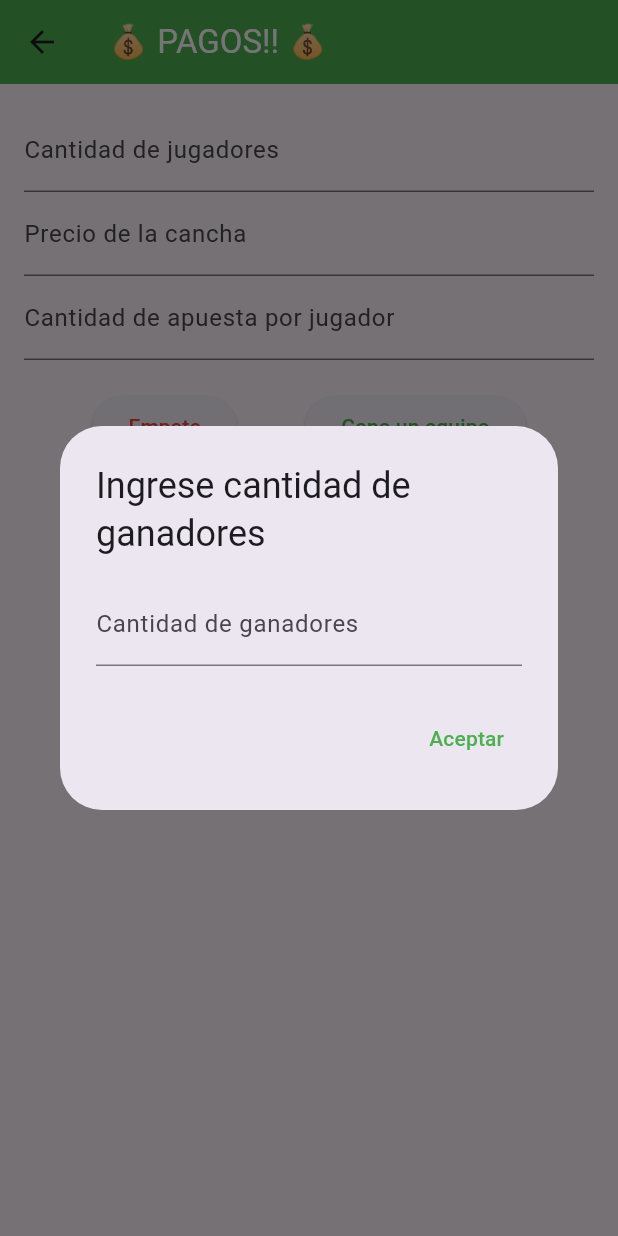
After one commit to LPhant10/Futbol-by-LP, a Flutter app: the PaymentCalculatorScreen screen opened directly, after a tap on "Empate", after a tap on "Gana un equipo", on a phone screen of 412 x 824 dp. The commit adds this screen. Run offline on Flutter 3.47's test engine with Material 3 defaults, Android fonts, the phone set to English and light mode, and no system bars; our stand-ins replace audioplayers, shared_preferences; accounts and stored records are empty.

Commit message:
Modificacoines pequeñas

```diff
--- a/lib/screens/generated_teams_screen.dart
+++ b/lib/screens/generated_teams_screen.dart
@@ -91,7 +91,8 @@ class _GeneratedTeamsScreenState extends State<GeneratedTeamsScreen> {
 
     return Scaffold(
       appBar: AppBar(
-        title: Text("⚽ Equipos Generados ⚽ "),
+        title: Text("⚽ Equipos Generados ⚽ ", style: TextStyle(color: Colors.white)),
+        backgroundColor: Colors.orange,
       ),
       body: SingleChildScrollView(
         padding: EdgeInsets.all(12),
--- a/lib/screens/match_screen.dart
+++ b/lib/screens/match_screen.dart
@@ -118,7 +118,7 @@ class _MatchScreenState extends State<MatchScreen> {
     String seconds = (timeLeft % 60).toString().padLeft(2, '0');
     return Scaffold(
       appBar: AppBar(
-        title: Text("Partido"),
+        title: Text("⚽ JUGANDO ⚽" ,style: TextStyle(color: Colors.white),),
         backgroundColor: Colors.red,
       ),
       body: Padding(
--- /dev/null
+++ b/lib/screens/payment_calculator_screen.dart.dart
@@ -0,0 +1,140 @@
+// lib/screens/payment_calculator_screen.dart
+import 'package:flutter/material.dart';
+
+class PaymentCalculatorScreen extends StatefulWidget {
+  @override
+  _PaymentCalculatorScreenState createState() => _PaymentCalculatorScreenState();
+}
+
+class _PaymentCalculatorScreenState extends State<PaymentCalculatorScreen> {
+  final TextEditingController jugadoresController = TextEditingController();
+  final TextEditingController canchaController = TextEditingController();
+  final TextEditingController apuestaController = TextEditingController();
+
+  String resultado = "";
+
+  void calcularPago({bool empate = true, int ganadores = 0}) {
+    int totalJugadores = int.tryParse(jugadoresController.text) ?? 0;
+    double precioCancha = double.tryParse(canchaController.text) ?? 0.0;
+    double apuesta = double.tryParse(apuestaController.text) ?? 0.0;
+
+    if (totalJugadores > 0) {
+      double costoPorJugador = precioCancha / totalJugadores;
+
+      if (empate) {
+        setState(() {
+          resultado = "Cada jugador paga (cancha): S/ ${costoPorJugador.toStringAsFixed(2)}";
+        });
+      } else {
+        int perdedores = totalJugadores - ganadores;
+        double pagoPerdedores = costoPorJugador + apuesta;
+        double pagoGanadores = costoPorJugador;
+        double gananciaGanadores = (apuesta * perdedores / ganadores) - costoPorJugador;
+        if (gananciaGanadores < 0) {
+          pagoGanadores = gananciaGanadores.abs();
+          gananciaGanadores = 0;
+        }
+
+        setState(() {
+          resultado = "Total jugadores: $totalJugadores\n"
+                      "Cada jugador paga (cancha): S/ ${costoPorJugador.toStringAsFixed(2)}\n"
+                      "Jugadores perdedores pagan: S/ ${pagoPerdedores.toStringAsFixed(2)}\n"
+                      "Jugadores ganadores pagan: S/ ${pagoGanadores.toStringAsFixed(2)}\n"
+                      "Jugadores ganadores ganan: S/ ${gananciaGanadores.toStringAsFixed(2)}";
+        });
+      }
+    } else {
+      setState(() {
+        resultado = "Por favor, ingrese valores válidos";
+      });
+    }
+  }
+
+  @override
+  void dispose() {
+    jugadoresController.dispose();
+    canchaController.dispose();
+    apuestaController.dispose();
+    super.dispose();
+  }
+
+  @override
+  Widget build(BuildContext context) {
+    return Scaffold(
+      appBar: AppBar(
+        title:  Text('💰 PAGOS!! 💰 ', style: TextStyle(color: Colors.white)),
+        backgroundColor: Colors.green,
+      ),
+      body: Padding(
+        padding: EdgeInsets.all(16.0),
+        child: Column(
+          children: [
+            TextField(
+              controller: jugadoresController,
+              keyboardType: TextInputType.number,
+              decoration: InputDecoration(labelText: 'Cantidad de jugadores'),
+            ),
+            TextField(
+              controller: canchaController,
+              keyboardType: TextInputType.number,
+              decoration: InputDecoration(labelText: 'Precio de la cancha'),
+            ),
+            TextField(
+              controller: apuestaController,
+              keyboardType: TextInputType.number,
+              decoration: InputDecoration(labelText: 'Cantidad de apuesta por jugador'),
+            ),
+            SizedBox(height: 20),
+            Row(
+              mainAxisAlignment: MainAxisAlignment.spaceEvenly,
+              children: [
+                ElevatedButton(
+                  onPressed: () => calcularPago(empate: true),
+                  child: Text('Empate', style: TextStyle(color: Colors.red)),
+                ),
+                ElevatedButton(
+                  onPressed: () {
+                    showDialog(
+                      context: context,
+                      builder: (context) {
+                        TextEditingController ganadoresController = TextEditingController();
+                        return AlertDialog(
+                          title: Text("Ingrese cantidad de ganadores"),
+                          content: TextField(
+                            controller: ganadoresController,
+                            keyboardType: TextInputType.number,
+                            decoration: InputDecoration(labelText: "Cantidad de ganadores"),
+                          ),
+                          actions: [
+                            TextButton(
+                              onPressed: () {
+                                int ganadores = int.tryParse(ganadoresController.text) ?? 0;
+                                int totalJugadores = int.tryParse(jugadoresController.text) ?? 0;
+                                if (ganadores > 0 && ganadores < totalJugadores) {
+                                  calcularPago(empate: false, ganadores: ganadores);
+                                  Navigator.pop(context);
+                                }
+                              },
+                              child: Text("Aceptar", style: TextStyle(color: Colors.green)),
+                            )
+                          ],
+                        );
+                      },
+                    );
+                  },
+                  child: Text('Gana un equipo', style: TextStyle(color: Colors.green)),
+                ),
+              ],
+            ),
+            SizedBox(height: 20),
+            Text(
+              resultado,
+              textAlign: TextAlign.center,
+              style: TextStyle(fontSize: 18, fontWeight: FontWeight.bold),
+            ),
+          ],
+        ),
+      ),
+    );
+  }
+}
--- a/lib/screens/team_generator_page.dart
+++ b/lib/screens/team_generator_page.dart
@@ -8,9 +8,8 @@ import '../services/team_service.dart';
 import '../services/team_storage_service.dart';
 import 'match_screen.dart';
 import 'generated_teams_screen.dart';
+import 'payment_calculator_screen.dart.dart';
 import '../models/team.dart'; // Ajusta la ruta según tu estructura de carpetas
-
-
 
 class TeamGeneratorPage extends StatefulWidget {
   @override
@@ -29,7 +28,8 @@ class _TeamGeneratorPageState extends State<TeamGeneratorPage> {
   int numberOfTeams = 2;
   int maxDifference = 5; // Diferencia máxima deseada
 
-  bool showPlayers = true; // Controla si se muestra u oculta la lista de jugadores
+  bool showPlayers =
+      true; // Controla si se muestra u oculta la lista de jugadores
 
   @override
   void initState() {
@@ -79,7 +79,8 @@ class _TeamGeneratorPageState extends State<TeamGeneratorPage> {
     _ratingController.text = player.rating.toString();
     showDialog(
       context: context,
-      builder: (_) => AlertDialog(
+      builder:
+          (_) => AlertDialog(
             title: Text("Editar jugador"),
             content: Column(
               mainAxisSize: MainAxisSize.min,
@@ -126,7 +127,8 @@ class _TeamGeneratorPageState extends State<TeamGeneratorPage> {
   void deletePlayer(Player player) {
     showDialog(
       context: context,
-      builder: (_) => AlertDialog(
+      builder:
+          (_) => AlertDialog(
             title: Text("Eliminar jugador"),
             content: Text("¿Estás seguro de eliminar a ${player.name}?"),
             actions: [
@@ -168,14 +170,18 @@ class _TeamGeneratorPageState extends State<TeamGeneratorPage> {
     List<Player> selected =
         players.where((p) => selectedPlayers[p.id] == true).toList();
     if (selected.isEmpty) {
-      ScaffoldMessenger.of(context)
-          .showSnackBar(SnackBar(content: Text("No hay jugadores seleccionados.")));
+      ScaffoldMessenger.of(context).showSnackBar(
+        SnackBar(content: Text("No hay jugadores seleccionados.")),
+      );
       return;
     }
     try {
       final result = generateCompleteTeams(
-          selected, playersPerTeam, numberOfTeams,
-          maxDifference: maxDifference);
+        selected,
+        playersPerTeam,
+        numberOfTeams,
+        maxDifference: maxDifference,
+      );
       final List<Team> teams = result["teams"];
       final List<Player> leftovers = result["leftovers"];
 
@@ -184,7 +190,8 @@ class _TeamGeneratorPageState extends State<TeamGeneratorPage> {
 
       showDialog(
         context: context,
-        builder: (_) => AlertDialog(
+        builder:
+            (_) => AlertDialog(
               title: Text("Equipos Generados"),
               content: SingleChildScrollView(
                 child: Column(
@@ -198,24 +205,32 @@ class _TeamGeneratorPageState extends State<TeamGeneratorPage> {
                         child: Column(
                           crossAxisAlignment: CrossAxisAlignment.start,
                           children: [
-                        Text("Equipo ${index + 1}",
-                            style: TextStyle(fontWeight: FontWeight.bold)),
+                            Text(
+                              "Equipo ${index + 1}",
+                              style: TextStyle(fontWeight: FontWeight.bold),
+                            ),
                             Text("Total de jugadores: ${team.players.length}"),
-                        Text("Arquero: ${team.goalkeeper?.name ?? 'Ninguno'}"),
+                            Text(
+                              "Arquero: ${team.goalkeeper?.name ?? 'Ninguno'}",
+                            ),
                             Text("Puntuación Total: ${team.totalScore}"),
                             SizedBox(height: 4),
                             Text("Jugadores:"),
                             ...team.players.asMap().entries.map((e) {
                               int i = e.key;
                               var p = e.value;
-                          return Text("  ${i + 1}. ${p.name} - ${p.rating}");
+                              return Text(
+                                "  ${i + 1}. ${p.name} - ${p.rating}",
+                              );
                             }).toList(),
                           ],
                         ),
                       );
                     }).toList(),
-                Text("Jugadores Sobrantes:",
-                    style: TextStyle(fontWeight: FontWeight.bold)),
+                    Text(
+                      "Jugadores Sobrantes:",
+                      style: TextStyle(fontWeight: FontWeight.bold),
+                    ),
                     if (leftovers.isEmpty)
                       Text("  Ninguno")
                     else
@@ -230,13 +245,15 @@ class _TeamGeneratorPageState extends State<TeamGeneratorPage> {
               actions: [
                 TextButton(
                   onPressed: () => Navigator.pop(context),
-                child: Text("Cerrar")),
+                  child: Text("Cerrar"),
+                ),
               ],
             ),
       );
     } catch (e) {
-      ScaffoldMessenger.of(context)
-          .showSnackBar(SnackBar(content: Text(e.toString())));
+      ScaffoldMessenger.of(
+        context,
+      ).showSnackBar(SnackBar(content: Text(e.toString())));
     }
   }
 
@@ -253,8 +270,10 @@ class _TeamGeneratorPageState extends State<TeamGeneratorPage> {
           padding: EdgeInsets.all(12),
           children: [
             // Sección para agregar jugador
-            Text("Agregar Jugador",
-                style: TextStyle(fontSize: 18, fontWeight: FontWeight.bold)),
+            Text(
+              "Agregar Jugador",
+              style: TextStyle(fontSize: 18, fontWeight: FontWeight.bold),
+            ),
             SizedBox(height: 8),
             Row(
               children: [
@@ -262,7 +281,9 @@ class _TeamGeneratorPageState extends State<TeamGeneratorPage> {
                   child: TextField(
                     controller: _nameController,
                     decoration: InputDecoration(
-                        labelText: "Nombre", border: OutlineInputBorder()),
+                      labelText: "Nombre",
+                      border: OutlineInputBorder(),
+                    ),
                   ),
                 ),
                 SizedBox(width: 8),
@@ -270,28 +291,36 @@ class _TeamGeneratorPageState extends State<TeamGeneratorPage> {
                   child: TextField(
                     controller: _ratingController,
                     decoration: InputDecoration(
-                        labelText: "Rating", border: OutlineInputBorder()),
+                      labelText: "Rating",
+                      border: OutlineInputBorder(),
+                    ),
                     keyboardType: TextInputType.number,
                   ),
                 ),
                 SizedBox(width: 8),
-                ElevatedButton(
-                    onPressed: addPlayer, child: Text("Agregar")),
+                ElevatedButton(onPressed: addPlayer, child: Text("Agregar")),
               ],
             ),
             SizedBox(height: 16),
             // Opciones de generación al comienzo
-            Text("Opciones de generación",
-                style: TextStyle(fontSize: 18, fontWeight: FontWeight.bold)),
+            Text(
+              "Opciones de generación",
+              style: TextStyle(fontSize: 18, fontWeight: FontWeight.bold),
+            ),
             SizedBox(height: 8),
             Row(
               children: [
                 Text("Jugadores por equipo: "),
                 DropdownButton<int>(
                   value: playersPerTeam,
-                  items: [5, 6, 7]
-                      .map((e) => DropdownMenuItem<int>(
-                          value: e, child: Text("$e")))
+                  items:
+                      [5, 6, 7]
+                          .map(
+                            (e) => DropdownMenuItem<int>(
+                              value: e,
+                              child: Text("$e"),
+                            ),
+                          )
                           .toList(),
                   onChanged: (value) {
                     setState(() {
@@ -303,9 +332,14 @@ class _TeamGeneratorPageState extends State<TeamGeneratorPage> {
                 Text("Número de equipos: "),
                 DropdownButton<int>(
                   value: numberOfTeams,
-                  items: [2, 3, 4]
-                      .map((e) => DropdownMenuItem<int>(
-                          value: e, child: Text("$e")))
+                  items:
+                      [2, 3, 4]
+                          .map(
+                            (e) => DropdownMenuItem<int>(
+                              value: e,
+                              child: Text("$e"),
+                            ),
+                          )
                           .toList(),
                   onChanged: (value) {
                     setState(() {
@@ -316,14 +350,19 @@ class _TeamGeneratorPageState extends State<TeamGeneratorPage> {
               ],
             ),
             SizedBox(height: 8),
-            Row(
+            /* Row(
               children: [
                 Text("Diferencia máxima: "),
                 DropdownButton<int>(
                   value: maxDifference,
-                  items: [1, 2, 3, 4, 5]
-                      .map((e) => DropdownMenuItem<int>(
-                          value: e, child: Text("$e")))
+                  items:
+                      [1, 2, 3, 4, 5]
+                          .map(
+                            (e) => DropdownMenuItem<int>(
+                              value: e,
+                              child: Text("$e"),
+                            ),
+                          )
                           .toList(),
                   onChanged: (value) {
                     setState(() {
@@ -332,7 +371,7 @@ class _TeamGeneratorPageState extends State<TeamGeneratorPage> {
                   },
                 ),
               ],
-            ),
+            ), */
             SizedBox(height: 16),
             // Encabezado de la sección de jugadores, con scroll horizontal para evitar overflow
             SingleChildScrollView(
@@ -342,11 +381,9 @@ class _TeamGeneratorPageState extends State<TeamGeneratorPage> {
                 children: [
                   Text(
                     "Jugadores ($selectedCount seleccionados)",
-                    style:
-                        TextStyle(fontSize: 18, fontWeight: FontWeight.bold),
+                    style: TextStyle(fontSize: 18, fontWeight: FontWeight.bold),
                   ),
                   SizedBox(width: 8),
-
                 ],
               ),
             ),
@@ -372,16 +409,17 @@ class _TeamGeneratorPageState extends State<TeamGeneratorPage> {
                   onPressed: () => selectAll(false),
                   child: Text("Deselect All"),
                 ),
-
               ],
             ),
             SizedBox(height: 8),
             // Mostrar la lista de jugadores solo si showPlayers es true
             if (showPlayers)
               Column(
-                children: players.map((player) {
+                children:
+                    players.map((player) {
                       bool isSelected = selectedPlayers[player.id] ?? false;
-                  int? order = isSelected
+                      int? order =
+                          isSelected
                               ? (selectedOrder.indexOf(player.id) + 1)
                               : null;
                       return Card(
@@ -449,8 +487,7 @@ class _TeamGeneratorPageState extends State<TeamGeneratorPage> {
                 onPressed: () {
                   Navigator.push(
                     context,
-                    MaterialPageRoute(
-                        builder: (_) => GeneratedTeamsScreen()),
+                    MaterialPageRoute(builder: (_) => GeneratedTeamsScreen()),
                   );
                 },
                 child: Text("Ver Equipos Guardados"),
@@ -468,6 +505,20 @@ class _TeamGeneratorPageState extends State<TeamGeneratorPage> {
                 child: Text("Ir a Partido"),
               ),
             ),
+            SizedBox(height: 16),
+            Center(
+              child: ElevatedButton(
+                onPressed: () {
+                  Navigator.push(
+                    context,
+                    MaterialPageRoute(
+                      builder: (_) => PaymentCalculatorScreen(),
+                    ),
+                  );
+                },
+                child: Text("Pagos"),
+              ),
+            ),
           ],
         ),
       ),
```
Lines whose indentation alone changed are shown as unchanged.
